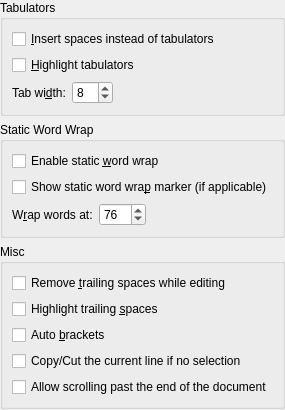
KDE/kate, file part/dialogs/editconfigwidget.ui: the form before one commit.
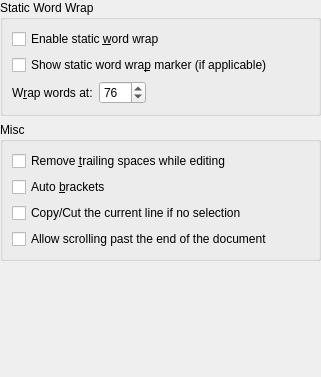
The form after the commit. Custom widgets are drawn as their Qt base class.

```diff
--- a/part/dialogs/editconfigwidget.ui
+++ b/part/dialogs/editconfigwidget.ui
@@ -2,82 +2,18 @@
 <ui version="4.0">
  <class>EditConfigWidget</class>
  <widget class="QWidget" name="EditConfigWidget">
+  <property name="geometry">
+   <rect>
+    <x>0</x>
+    <y>0</y>
+    <width>321</width>
+    <height>377</height>
+   </rect>
+  </property>
   <layout class="QVBoxLayout">
    <property name="margin">
     <number>0</number>
    </property>
-   <item>
-    <widget class="QGroupBox" name="gbTabulators">
-     <property name="title">
-      <string>Tabulators</string>
-     </property>
-     <layout class="QVBoxLayout">
-      <item>
-       <widget class="QCheckBox" name="chkReplaceTabs">
-        <property name="whatsThis">
-         <string>If this is enabled, the editor will calculate the number of spaces up to the next tab position as defined by the tab width, and insert that number of spaces instead of a TAB character.</string>
-        </property>
-        <property name="text">
-         <string>&amp;Insert spaces instead of tabulators</string>
-        </property>
-       </widget>
-      </item>
-      <item>
-       <widget class="QCheckBox" name="chkShowTabs">
-        <property name="whatsThis">
-         <string>The editor will display a symbol to indicate the presence of a tab in the text.</string>
-        </property>
-        <property name="text">
-         <string>&amp;Highlight tabulators</string>
-        </property>
-       </widget>
-      </item>
-      <item>
-       <layout class="QHBoxLayout">
-        <property name="margin">
-         <number>0</number>
-        </property>
-        <item>
-         <widget class="QLabel" name="lblTabWidth">
-          <property name="text">
-           <string>Tab wi&amp;dth:</string>
-          </property>
-          <property name="buddy">
-           <cstring>sbTabWidth</cstring>
-          </property>
-         </widget>
-        </item>
-        <item>
-         <widget class="KIntSpinBox" name="sbTabWidth">
-          <property name="minimum">
-           <number>1</number>
-          </property>
-          <property name="maximum">
-           <number>16</number>
-          </property>
-          <property name="value">
-           <number>8</number>
-          </property>
-         </widget>
-        </item>
-        <item>
-         <spacer>
-          <property name="orientation">
-           <enum>Qt::Horizontal</enum>
-          </property>
-          <property name="sizeHint" stdset="0">
-           <size>
-            <width>1</width>
-            <height>0</height>
-           </size>
-          </property>
-         </spacer>
-        </item>
-       </layout>
-      </item>
-     </layout>
-    </widget>
-   </item>
    <item>
     <widget class="QGroupBox" name="gbStaticWordWrap">
      <property name="title">
@@ -169,13 +105,6 @@
         </property>
        </widget>
       </item>
-      <item>
-       <widget class="QCheckBox" name="chkShowSpaces">
-        <property name="text">
-         <string>Highlight trailing &amp;spaces</string>
-        </property>
-       </widget>
-      </item>
       <item>
        <widget class="QCheckBox" name="chkAutoBrackets">
         <property name="whatsThis">
```
